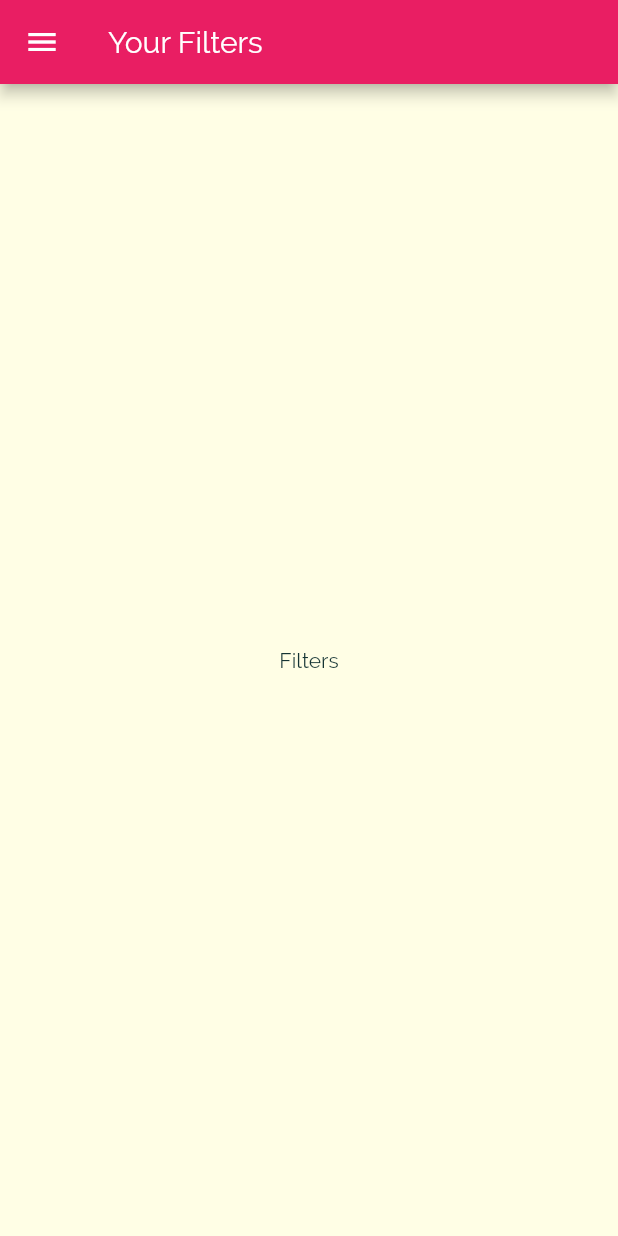
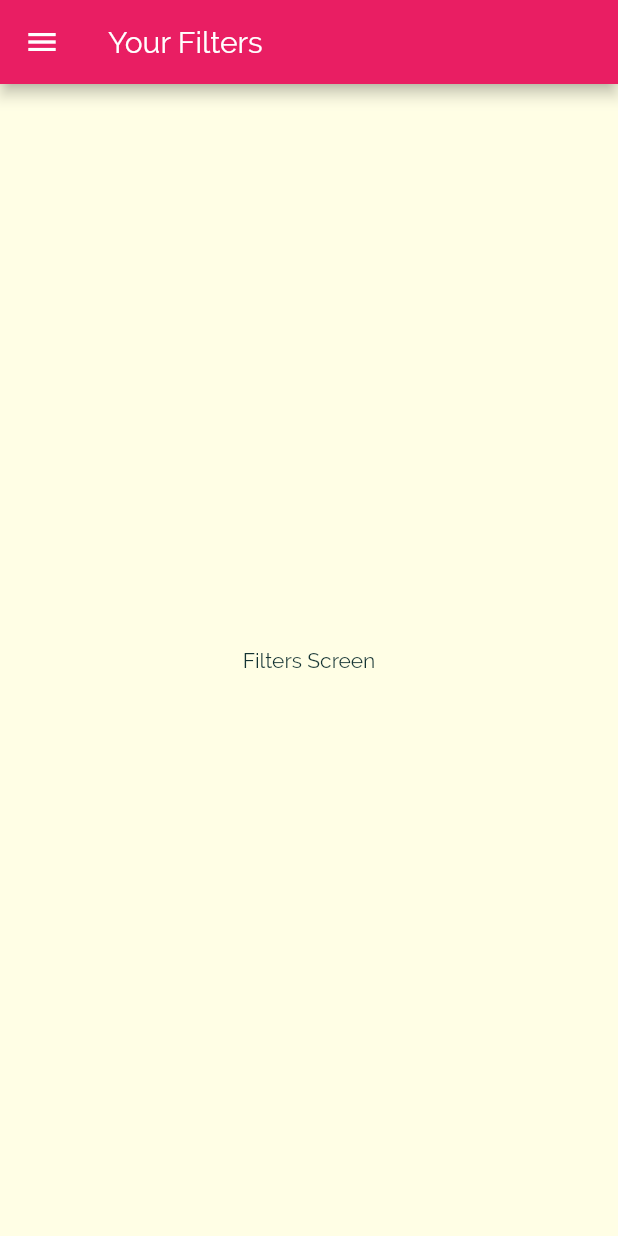
Before and after one commit to Daniel-Sogbey/flutter_mla_app-flutter-series-3-, a Flutter app: the FiltersScreen screen opened by its route, on a phone screen of 412 x 824 dp. Run offline on Flutter 3.47's test engine with Material 2 defaults, Android fonts, the phone set to English and light mode, and no system bars.

Commit message:
did few modifications

```diff
--- a/lib/screens/filters_screen.dart
+++ b/lib/screens/filters_screen.dart
@@ -12,7 +12,7 @@ class FiltersScreen extends StatelessWidget {
       ),
       drawer: MainDrawer(),
       body: Center(
-        child: Text('Filters'),
+        child: Text('Filters Screen'),
       ),
     );
   }
```
